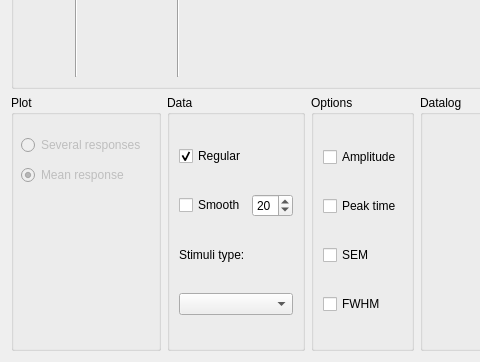
pfechd/jabe, file src/ui/custom_plot.ui: the form before one commit; both pictures show x 0 to 480 and y 178 to 540 of the 771 by 540 pixel window.
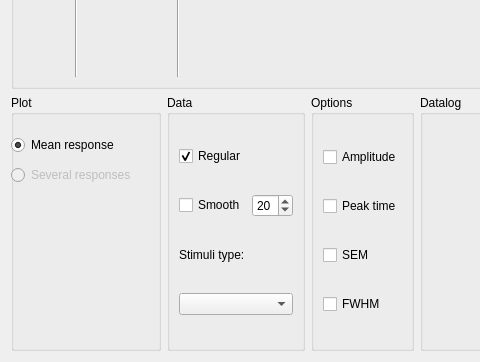
The form after the commit.

Commit message: Add option to plot mean or plot several children

The edit to the form file:
```diff
--- a/src/ui/custom_plot.ui
+++ b/src/ui/custom_plot.ui
@@ -125,8 +125,8 @@
         </property>
         <property name="geometry">
          <rect>
-          <x>10</x>
-          <y>40</y>
+          <x>0</x>
+          <y>70</y>
           <width>141</width>
           <height>20</height>
          </rect>
@@ -137,12 +137,12 @@
        </widget>
        <widget class="QRadioButton" name="radioButton_2">
         <property name="enabled">
-         <bool>false</bool>
+         <bool>true</bool>
         </property>
         <property name="geometry">
          <rect>
-          <x>10</x>
-          <y>70</y>
+          <x>0</x>
+          <y>40</y>
           <width>131</width>
           <height>20</height>
          </rect>
```
Left out of the diff: 6 changed lines with no effect on the pictures. The commit also changes 1 other file.
